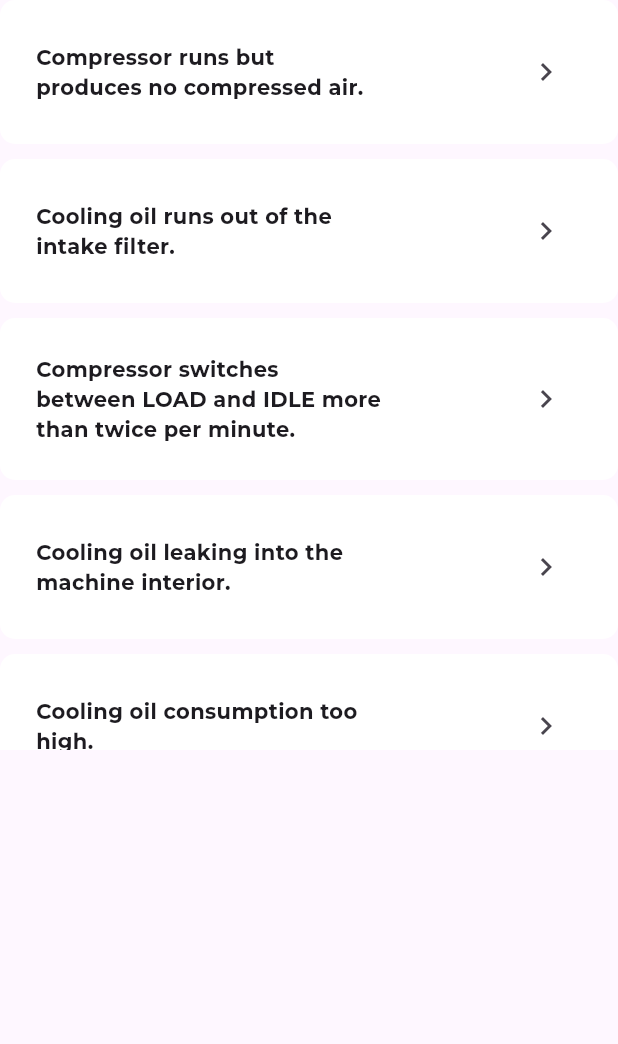
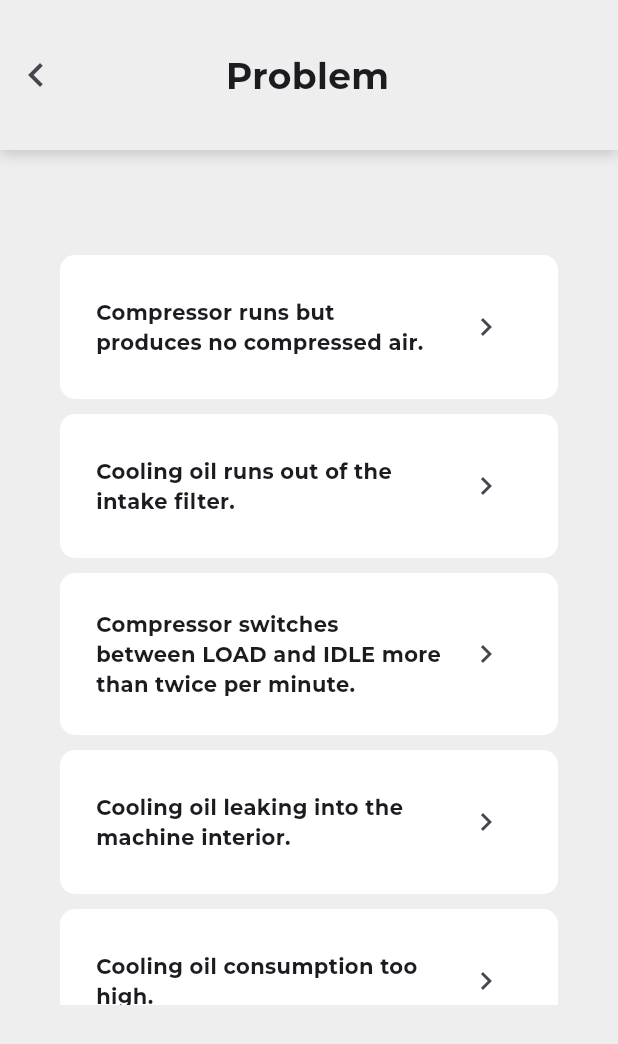
Before and after one commit to zeeshanhaider5121472/haiderWebApp, a Flutter app: the GenericAnswers widget shown alone on an empty page, opened directly with empty values, after a tap on the "keyboard arrow right" icon, on a phone screen of 412 x 824 dp. Shown: the top 1044 px of the screen. Run offline on Flutter 3.47's test engine with Material 3 defaults, Android fonts, the phone set to English and light mode, and no system bars; our stand-ins replace stacked; project files that could hold a hidden picture were left out.

Commit message:
last 2 screen minor fixes

```diff
--- a/lib/home_screen/home_screen_vu.dart
+++ b/lib/home_screen/home_screen_vu.dart
@@ -32,7 +32,10 @@ class HomeScreenVU extends StackedView<HomeScreenVM> {
                         ),
                         MainImgClickablewidget(),
                       ],
-                    )
+                    ),
+              const SizedBox(
+                height: 40,
+              ),
             ],
           ),
         ),
--- a/lib/problem_screen/problem_screen_vu.dart
+++ b/lib/problem_screen/problem_screen_vu.dart
@@ -122,7 +122,7 @@ class Header extends StatelessWidget {
               onPressed: () {
                 Navigator.pop(context);
               },
-              icon: const Icon(size: 50, Icons.keyboard_arrow_left)),
+              icon: const Icon(size: 32, Icons.keyboard_arrow_left)),
           const Text(
             "Problem",
             textAlign: TextAlign.left,
--- a/lib/question_screen/question_screen_vu.dart
+++ b/lib/question_screen/question_screen_vu.dart
@@ -1,5 +1,6 @@
 import 'package:flutter/material.dart';
 import 'package:stacked/stacked.dart';
+import 'package:troubleshooter/problem_screen/problem_screen_vu.dart';
 import 'package:troubleshooter/question_screen/question_screen_vm.dart';
 
 class QuestionScreenVU extends StackedView<QuestionScreenVM> {
@@ -29,6 +30,7 @@ class QuestionScreenVU extends StackedView<QuestionScreenVM> {
                     const SizedBox(height: 20),
                     GenericAnswers(
                         viewModel: viewModel, screenSize: screenSize),
+                    const SizedBox(height: 40),
                   ],
                 ),
               ),
@@ -78,11 +80,10 @@ class GenericAnswers extends StatelessWidget {
                   ),
                   IconButton(
                       onPressed: () {
-                        //  Navigator.push(
-                        //       context,
-                        //       MaterialPageRoute(
-                        //           builder: (context) => const ProblemScreenVU())
-                        //           );
+                        Navigator.push(
+                            context,
+                            MaterialPageRoute(
+                                builder: (context) => const ProblemScreenVU()));
                       },
                       icon: const Icon(Icons.keyboard_arrow_right_outlined))
                 ],
@@ -139,7 +140,7 @@ class Header extends StatelessWidget {
               onPressed: () {
                 Navigator.pop(context);
               },
-              icon: const Icon(size: 50, Icons.keyboard_arrow_left)),
+              icon: const Icon(size: 32, Icons.keyboard_arrow_left)),
           const Text(
             "Problem",
             textAlign: TextAlign.left,
```
Also changed, not shown: lib/solution_screen/solution_screen_vu.dart (+6 -5 lines).
